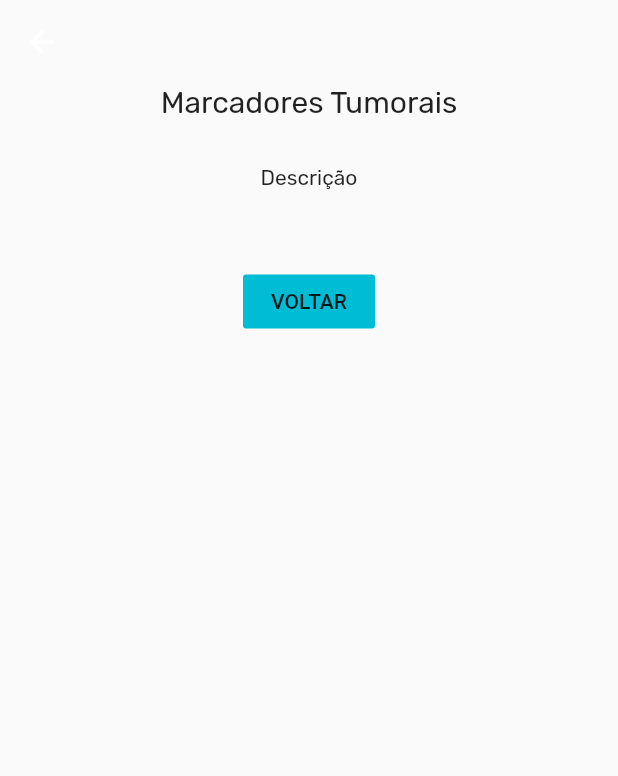
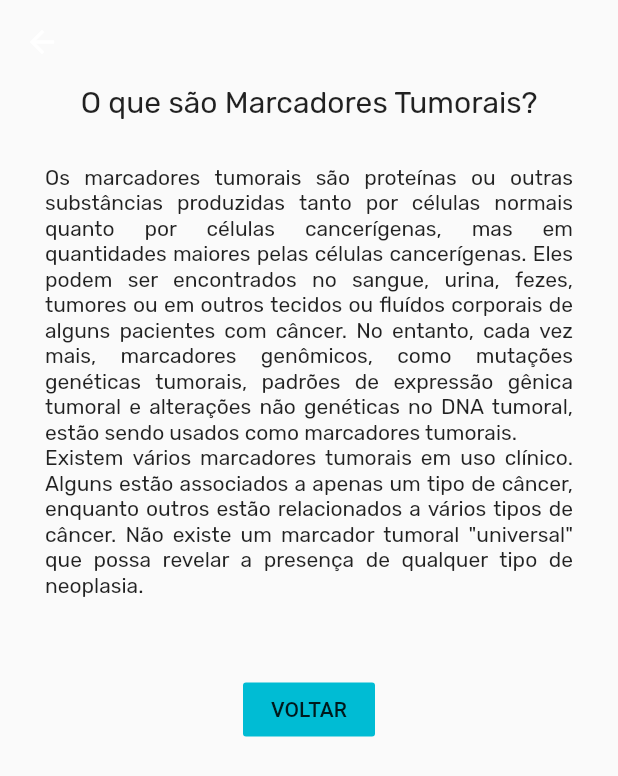
Before and after one commit to AdrielVBomfim/marcadores_tumorais, a Flutter app: the HelpPage screen opened directly, on a phone screen of 412 x 824 dp. Shown: the top 776 px of the screen. Run offline on Flutter 3.47's test engine with Material 2 defaults, Android fonts, the light colour scheme and no system bars; our stand-ins replace google_fonts, sembast.

Commit message:
Definindo Marcadores Tumorais na Tela de Ajuda

```diff
--- a/lib/pages/help_Page.dart
+++ b/lib/pages/help_Page.dart
@@ -19,7 +19,7 @@ class HelpPage extends StatelessWidget{
                     Container(
                       margin: EdgeInsets.symmetric(horizontal: 30.0),
                       child: Text(
-                        'Marcadores Tumorais',
+                        'O que são Marcadores Tumorais?',
                         style:  GoogleFonts.rubik(
                             textStyle: TextStyle(fontSize: 20)
                         ),
@@ -30,7 +30,7 @@ class HelpPage extends StatelessWidget{
                     Container(
                       margin: EdgeInsets.symmetric(horizontal: 30.0),
                       child: Text(
-                        'Descrição',
+                        'Os marcadores tumorais são proteínas ou outras substâncias produzidas tanto por células normais quanto por células cancerígenas, mas em quantidades maiores pelas células cancerígenas. Eles podem ser encontrados no sangue, urina, fezes, tumores ou em outros tecidos ou fluídos corporais de alguns pacientes com câncer. No entanto, cada vez mais, marcadores genômicos, como mutações genéticas tumorais, padrões de expressão gênica tumoral e alterações não genéticas no DNA tumoral, estão sendo usados como marcadores tumorais.\n Existem vários marcadores tumorais em uso clínico. Alguns estão associados a apenas um tipo de câncer, enquanto outros estão relacionados a vários tipos de câncer. Não existe um marcador tumoral  "universal" que possa revelar a presença de qualquer tipo de neoplasia.',
                         style: GoogleFonts.rubik(),
                         textAlign: TextAlign.justify,
                       ),
```
